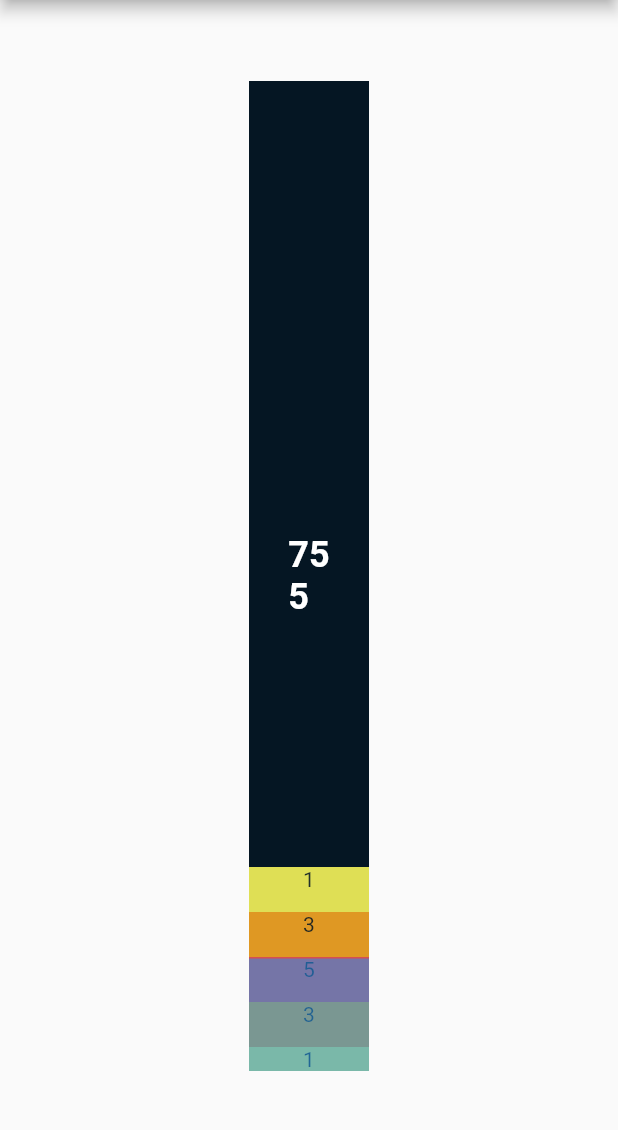
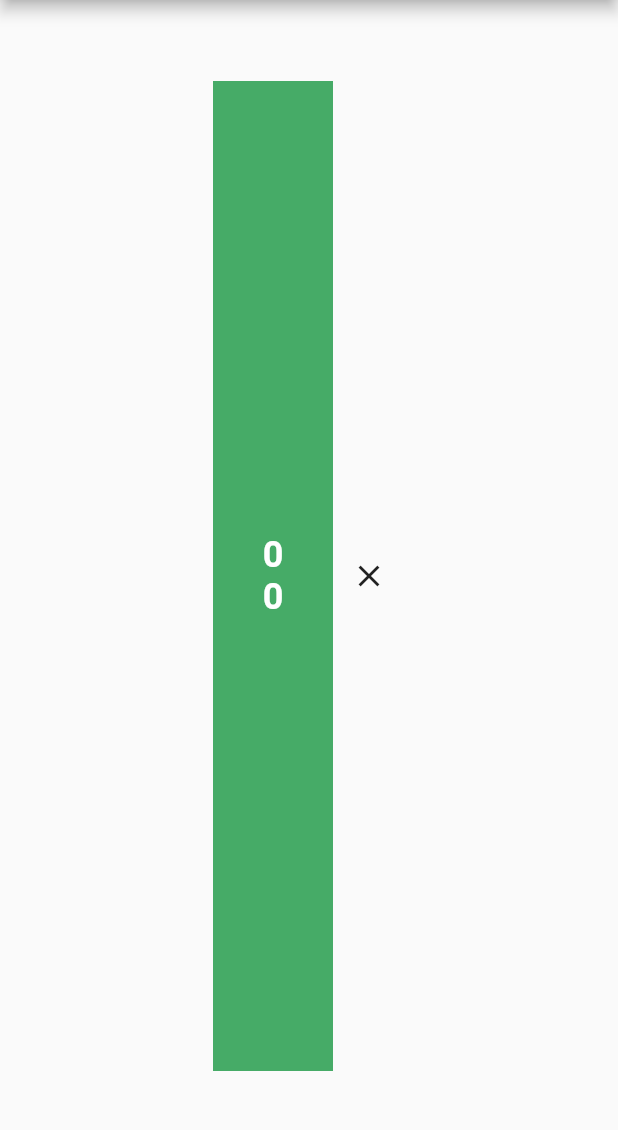
Before and after one commit to icsdaniel/filit, a Flutter app: the screen it shows after launch, on a phone screen of 412 x 824 dp, the part 84-1214 px from its top. Run offline on Flutter 3.47's test engine with Material 2 defaults, Android fonts, the phone set to English and light mode, and no system bars.

Commit message:
Slider covered using opacity container

```diff
--- a/lib/pointsSlider.dart
+++ b/lib/pointsSlider.dart
@@ -10,13 +10,19 @@ class PointsSlider extends StatefulWidget {
 
 class _PointsSliderState extends State<PointsSlider> {
   var rng = new Random();
-  double bottomPlacement = 46;
-  final double blockHeight = 30;
+  double bottomPlacement = 560;
+  final double blockHeight = 20;
   final double barHeight = 660;
   final double width = 80;
   int points = 0;
-  double value = 75;
+  double value = 0;
+  double toShow=1.0;
 
+  void _showScore() {
+    setState(() {
+      toShow=0;
+    });
+  }
   void _refreshBottomPlacement() {
     setState(() {
       //bottomPlacement = rng.nextDouble() * (barHeight - blockHeight);
@@ -48,7 +54,10 @@ class _PointsSliderState extends State<PointsSlider> {
     //positioning using a relative distance from the top or the bottom
     //we first place the max points block using random positioning in the stack and then build the
     //rest of the point bar working from it.
-    return Container(
+    return Row(
+      mainAxisAlignment: MainAxisAlignment.center,
+        children: [
+      Container(
         color: Colors.black,
         height: barHeight,
         width: width,
@@ -57,8 +66,8 @@ class _PointsSliderState extends State<PointsSlider> {
             trackHeight: width, //larghezza
             thumbShape: SliderComponentShape
                 .noOverlay, //doesn't show the dot that's draggable
-          overlayShape:
-              SliderComponentShape.noOverlay, //its shade doesn't show up either
+            overlayShape: SliderComponentShape
+                .noOverlay, //its shade doesn't show up either
             valueIndicatorShape:
                 SliderComponentShape.noOverlay, //no value tag when dragged
 
@@ -112,6 +121,9 @@ class _PointsSliderState extends State<PointsSlider> {
                 ),
               ),
               Opacity(
+                  opacity: toShow,
+                  child: Expanded(child: Container(color: Colors.green))),
+              Opacity(
                 opacity: 0.6,
                 child: RotatedBox(
                   quarterTurns: 3, //to rotate the slider
@@ -138,6 +150,8 @@ class _PointsSliderState extends State<PointsSlider> {
             ],
           ),
         ),
-    );
+      ),
+      CloseButton(onPressed: _showScore)
+    ]);
   }
 }
```
Lines whose indentation alone changed are shown as unchanged.
